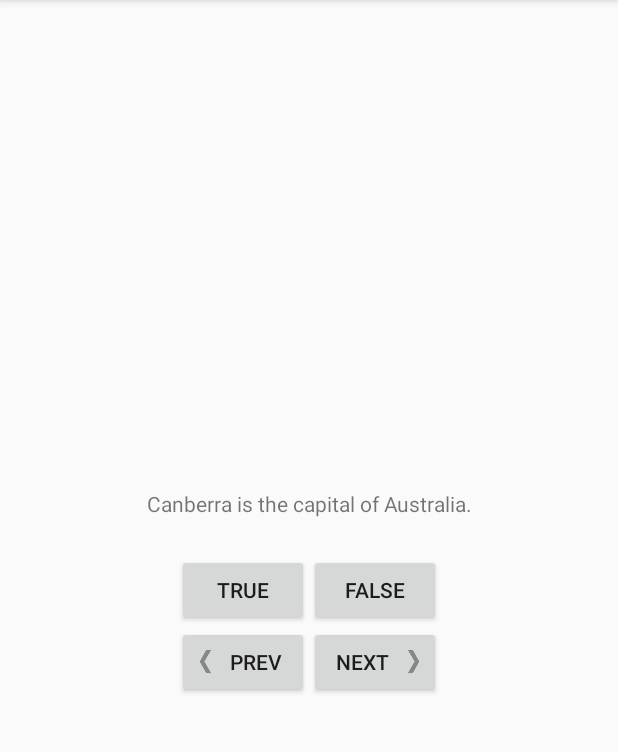
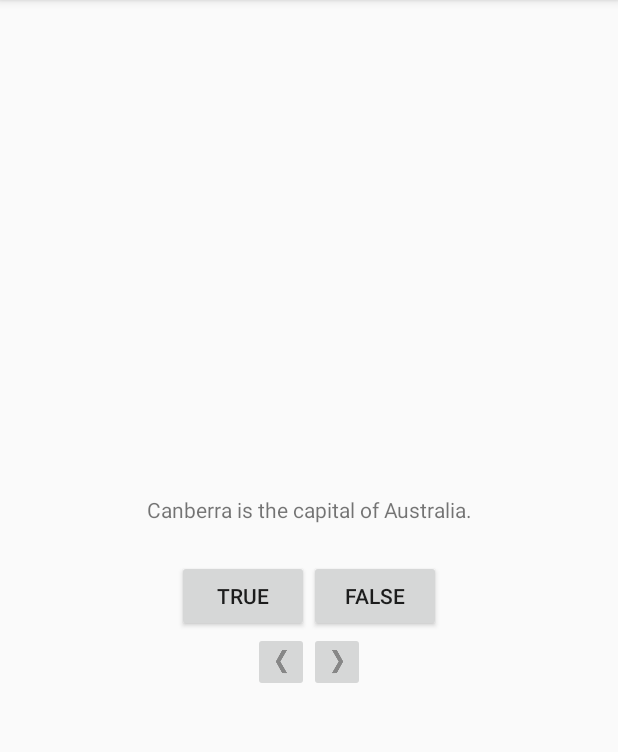
Before and after one commit to nyajallen/GeoQuiz, an Android app: the screen it shows after launch (MainActivity), on a phone screen of 412 x 824 dp, the part 84-836 px from its top. Run offline under Robolectric (Android 15) with nearby library versions, the phone set to English and light mode, and no system bars.

Commit message:
Replace buttons with image buttons

```diff
--- a/app/src/main/java/com/bignerdranch/android/geoquiz/MainActivity.kt
+++ b/app/src/main/java/com/bignerdranch/android/geoquiz/MainActivity.kt
@@ -3,6 +3,7 @@ package com.bignerdranch.android.geoquiz
 import androidx.appcompat.app.AppCompatActivity
 import android.os.Bundle
 import android.widget.Button
+import android.widget.ImageButton
 import android.widget.TextView
 import android.widget.Toast
 
@@ -10,8 +11,8 @@ class MainActivity : AppCompatActivity() {
 
     private lateinit var trueButton: Button
     private lateinit var falseButton: Button
-    private lateinit var nextButton: Button
-    private lateinit var prevButton: Button
+    private lateinit var nextButton: ImageButton
+    private lateinit var prevButton: ImageButton
     private lateinit var questionTextView: TextView
 
     private val questionBank = listOf(
--- a/app/src/main/res/layout/activity_main.xml
+++ b/app/src/main/res/layout/activity_main.xml
@@ -40,21 +40,19 @@
         android:layout_height="wrap_content"
         android:orientation="horizontal">
 
-        <Button
+        <ImageButton
             android:id="@+id/prev_button"
             android:layout_width="wrap_content"
             android:layout_height="wrap_content"
-            android:text="@string/prev_button"
-            android:drawableStart="@drawable/arrow_left"
-            android:drawablePadding="4dp"/>
+            android:src="@drawable/arrow_left"
+            android:contentDescription="@string/prev_button_description" />
 
-        <Button
+        <ImageButton
             android:id="@+id/next_button"
             android:layout_width="wrap_content"
             android:layout_height="wrap_content"
-            android:text="@string/next_button"
-            android:drawableEnd="@drawable/arrow_right"
-            android:drawablePadding="4dp"/>
+            android:src="@drawable/arrow_right"
+            android:contentDescription="@string/next_button_description" />
 
     </LinearLayout>
 </LinearLayout>
--- a/app/src/main/res/values/strings.xml
+++ b/app/src/main/res/values/strings.xml
@@ -12,4 +12,6 @@
     <string name="question_americas">The Amazon River is the longest river in the Americas.</string>
     <string name="question_asia">Lake Baikal is the world\'s oldest and deepest freshwater lake.</string>
     <string name="prev_button">Prev</string>
+    <string name="prev_button_description">Move to previous question</string>
+    <string name="next_button_description">Move to next question</string>
 </resources>
```
